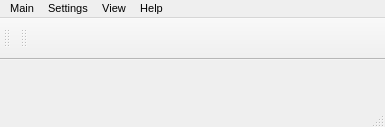
Homer-Conferencing/Homer-Conferencing, file Homer/forms/MainWindow.ui: the form before one commit.
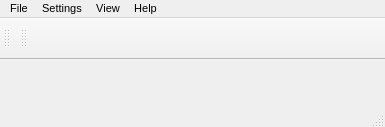
The form after the commit. Icons and pictures are not drawn.

```diff
--- a/Homer/forms/MainWindow.ui
+++ b/Homer/forms/MainWindow.ui
@@ -44,7 +44,7 @@
      <x>0</x>
      <y>0</y>
      <width>385</width>
-     <height>23</height>
+     <height>21</height>
     </rect>
    </property>
    <widget class="QMenu" name="mMenuSettings">
@@ -125,13 +125,13 @@
     <addaction name="mActionOverviewThreadsWidget"/>
     <addaction name="mActionMonitorBroadcastWidget"/>
    </widget>
-   <widget class="QMenu" name="mMenuMain">
+   <widget class="QMenu" name="mMenuFile">
     <property name="title">
-     <string>Main</string>
+     <string>File</string>
     </property>
     <addaction name="mActionExit"/>
    </widget>
-   <addaction name="mMenuMain"/>
+   <addaction name="mMenuFile"/>
    <addaction name="mMenuSettings"/>
    <addaction name="mMenuWindows"/>
    <addaction name="mMenuHomer"/>
```
Left out of the diff: 66 changed lines with no effect on the pictures.
